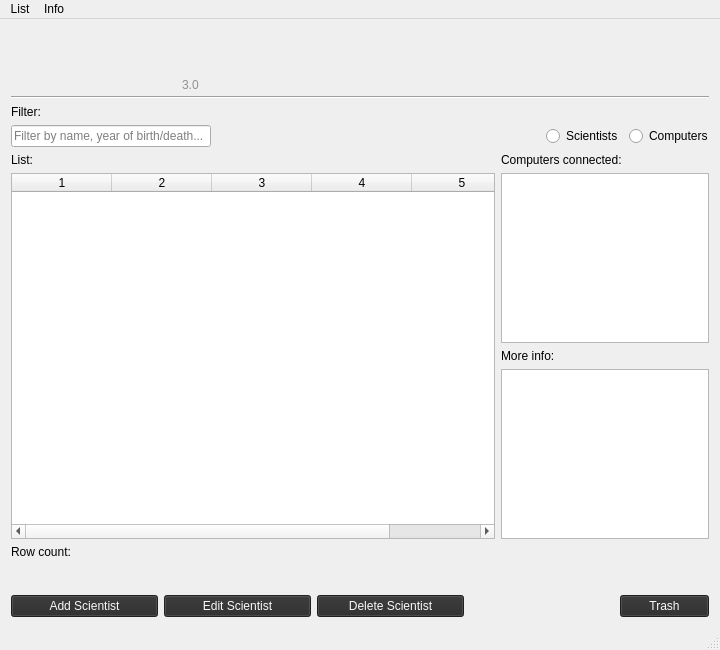
This is famGUI/mainwindow.ui in gdgunnars/famCS3.0 as Qt 5 draws it before an edit. The edited form follows.
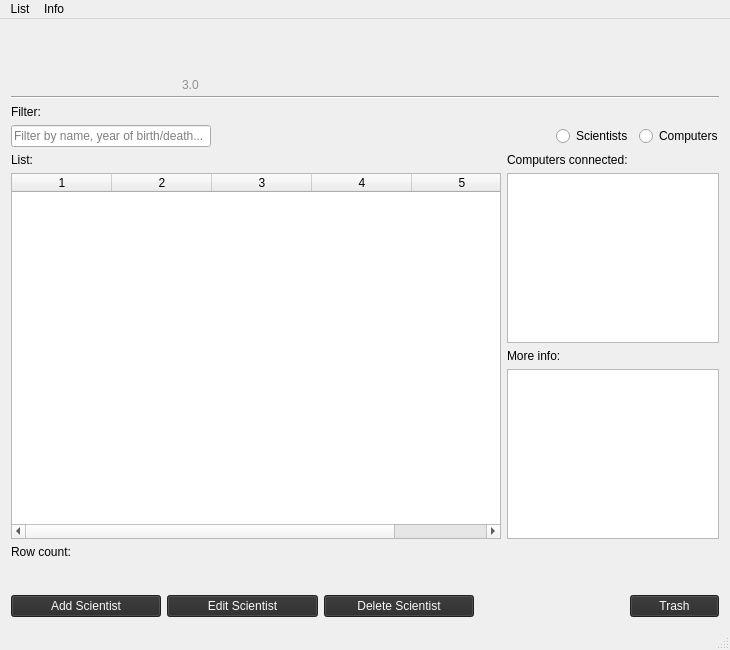
This is the edited form. Icons and pictures are not drawn.

Commit message: breytti min stærð á aðalglugga og lista

What changed in the file:
```diff
--- a/famGUI/mainwindow.ui
+++ b/famGUI/mainwindow.ui
@@ -6,7 +6,7 @@
    <rect>
     <x>0</x>
     <y>0</y>
-    <width>720</width>
+    <width>730</width>
     <height>650</height>
    </rect>
   </property>
@@ -18,7 +18,7 @@
   </property>
   <property name="minimumSize">
    <size>
-    <width>720</width>
+    <width>730</width>
     <height>650</height>
    </size>
   </property>
@@ -308,6 +308,12 @@
       </item>
       <item row="1" column="0">
        <widget class="QTableWidget" name="listOfScientist">
+        <property name="minimumSize">
+         <size>
+          <width>490</width>
+          <height>0</height>
+         </size>
+        </property>
         <property name="maximumSize">
          <size>
           <width>16666</width>
@@ -516,7 +522,7 @@
     <rect>
      <x>0</x>
      <y>0</y>
-     <width>720</width>
+     <width>730</width>
      <height>25</height>
     </rect>
    </property>
```
